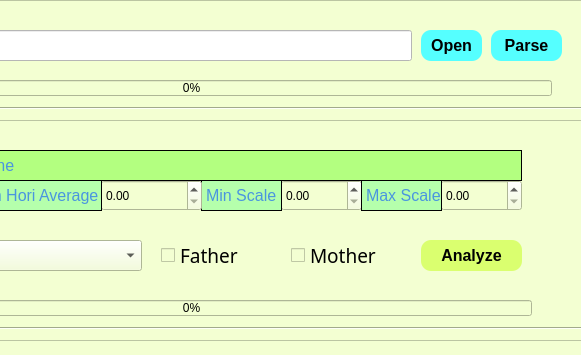
Old version of the form v2/config/UI/mainWin.ui in the repository li-huajing/Helix; both pictures show x 379 to 960 and y 0 to 355 of the 960 by 600 pixel window.
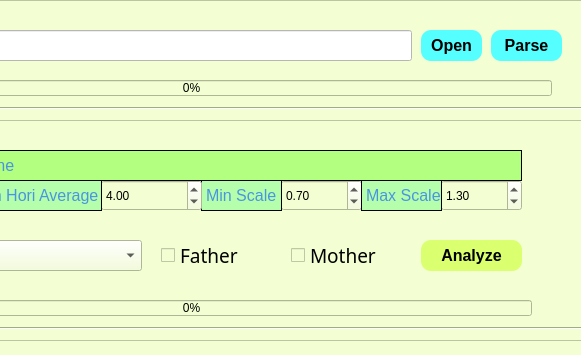
New version of the form. Icons and pictures are not drawn.

Commit message: set default parameter and add window icon

Diff of the .ui file:
```diff
--- a/v2/config/UI/mainWin.ui
+++ b/v2/config/UI/mainWin.ui
@@ -623,6 +623,9 @@
      <property name="singleStep">
       <double>0.010000000000000</double>
      </property>
+     <property name="value">
+      <double>0.700000000000000</double>
+     </property>
     </widget>
     <widget class="QLabel" name="label_2">
      <property name="geometry">
@@ -695,6 +698,9 @@
      <property name="singleStep">
       <double>0.010000000000000</double>
      </property>
+     <property name="value">
+      <double>1.300000000000000</double>
+     </property>
     </widget>
     <widget class="QLabel" name="label_3">
      <property name="geometry">
@@ -758,6 +764,9 @@
      <property name="maximum">
       <double>99999.990000000005239</double>
      </property>
+     <property name="value">
+      <double>4.000000000000000</double>
+     </property>
     </widget>
     <widget class="QLabel" name="label_4">
      <property name="geometry">
```
Left out of the diff: 4 changed lines with no effect on the pictures. The commit also changes 6 other files.
